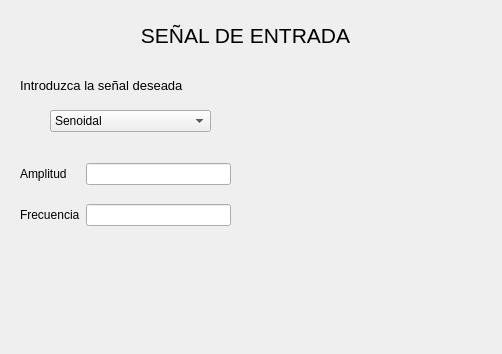
The window that designer/entrada.ui (matifrancois/TP1_ASSD_Programacion) describes before a commit, drawn with Qt 5; both pictures show x 0 to 502 and y 0 to 354 of the 502 by 599 pixel window.
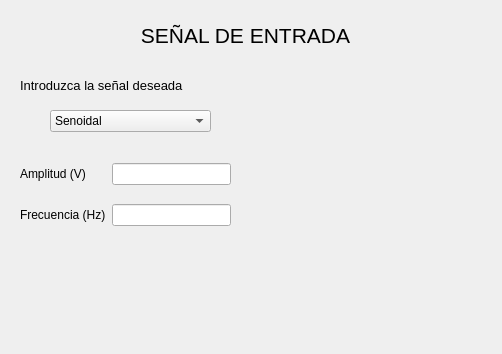
The same window after the commit.

The edit to the form file:
```diff
--- a/designer/entrada.ui
+++ b/designer/entrada.ui
@@ -153,7 +153,7 @@
     <item row="0" column="0">
      <widget class="QLabel" name="label_amplitud">
       <property name="text">
-       <string>Amplitud</string>
+       <string>Amplitud (V)</string>
       </property>
      </widget>
     </item>
@@ -163,7 +163,7 @@
     <item row="1" column="0">
      <widget class="QLabel" name="label_frecuencia">
       <property name="text">
-       <string>Frecuencia</string>
+       <string>Frecuencia (Hz)</string>
       </property>
      </widget>
     </item>
```
